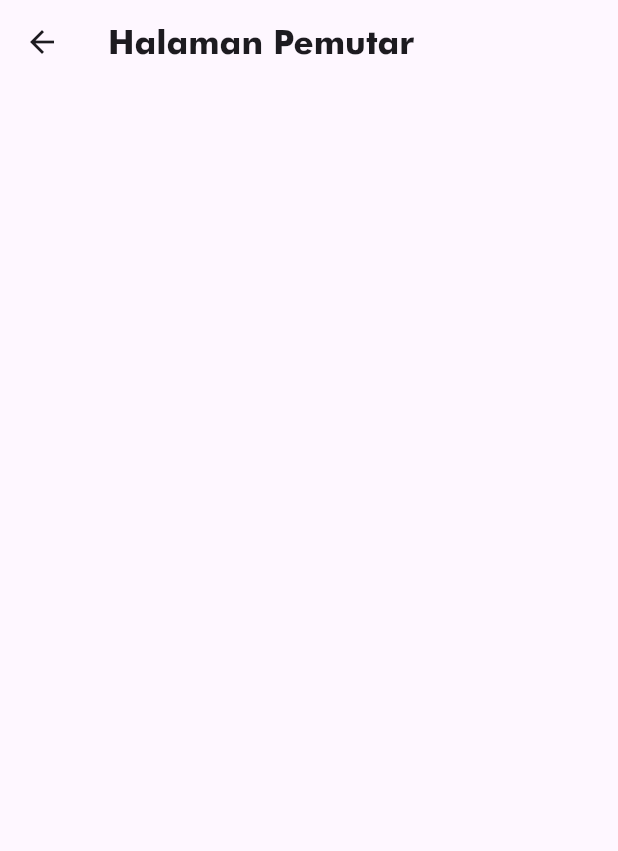
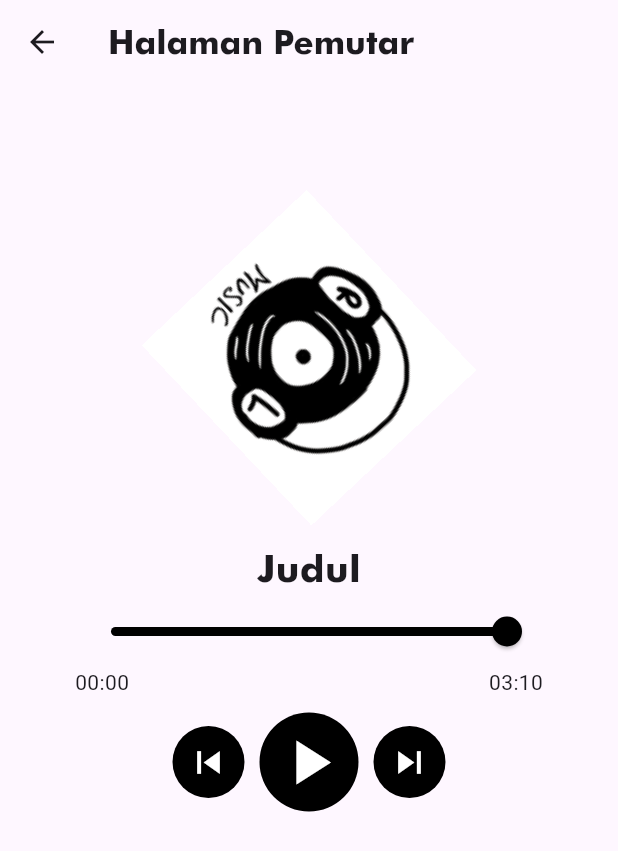
Before and after one commit to Arilsaputra854/rol_music, a Flutter app: the playerPage screen opened directly, on a phone screen of 412 x 824 dp. Shown: the top 851 px of the screen. Run offline on Flutter 3.47's test engine with Material 3 defaults, Android fonts, the phone set to English and light mode, and no system bars.

Commit message:
menambahkan animasi, next, previous, play button dan slider pada  player_page

```diff
--- a/lib/main.dart
+++ b/lib/main.dart
@@ -1,7 +1,8 @@
 import 'package:flutter/material.dart';
 import 'package:rol_music/home_page.dart';
+import 'package:rol_music/player_page.dart';
 import 'package:rol_music/splash_screen.dart';
 
 void main() {
-  runApp(MaterialApp(home: splashScreen()));
+  runApp(MaterialApp(home: playerPage()));
 }
--- a/lib/player_page.dart
+++ b/lib/player_page.dart
@@ -1,5 +1,4 @@
 import "package:flutter/material.dart";
-
 
 class playerPage extends StatefulWidget {
   const playerPage({super.key});
@@ -8,11 +7,94 @@ class playerPage extends StatefulWidget {
   State<playerPage> createState() => _playerPageState();
 }
 
-class _playerPageState extends State<playerPage> {
+class _playerPageState extends State<playerPage>
+    with SingleTickerProviderStateMixin {
   @override
   Widget build(BuildContext context) {
+    final AnimationController _controller =
+        AnimationController(vsync: this, duration: Duration(seconds: 5))
+          ..repeat();
+
     return Scaffold(
-      appBar: AppBar(title: Text("Halaman Pemutar", style: TextStyle(fontFamily: "Futura"),),),
-    );
+        appBar: AppBar(
+          title: Text(
+            "Halaman Pemutar",
+            style: TextStyle(fontFamily: "Futura"),
+          ),
+        ),
+        body: Container(
+          child:
+              Column(crossAxisAlignment: CrossAxisAlignment.center, children: [
+            Container(
+                margin: EdgeInsets.only(top: 100, bottom: 20),
+                child: Center(
+                    child: AnimatedBuilder(
+                        animation: _controller,
+                        builder: (controller, child) {
+                          return Transform.rotate(
+                            angle: _controller.value * 2 * 3.14,
+                            child: child,
+                          );
+                        },
+                        child: Image.asset("assets/img/Logo.png")))),
+            SizedBox(
+              height: 20,
+            ),
+            Text(
+              "Judul",
+              style: TextStyle(fontSize: 25, fontFamily: "Futura"),
+            ),
+            Container(
+                padding: EdgeInsets.only(left: 50, right: 50),
+                child: Slider(
+                    activeColor: Colors.black,
+                    value: 1,
+                    onChanged: (value) {})),
+            Container(
+                padding: EdgeInsets.only(left: 50, right: 50),
+                child: Row(
+                  mainAxisAlignment: MainAxisAlignment.spaceBetween,
+                  children: [Text("00:00"), Text("03:10")],
+                )),
+            SizedBox(height: 10),
+            Row(
+              mainAxisAlignment: MainAxisAlignment.center,
+              children: [
+                Ink(
+                    decoration: ShapeDecoration(
+                        shape: CircleBorder(), color: Colors.black),
+                    child: IconButton(
+                        iconSize: 30,
+                        onPressed: () {},
+                        icon: Icon(
+                          Icons.skip_previous,
+                          color: Colors.white,
+                        ))),
+                SizedBox(width: 10),
+                Ink(
+                    decoration: ShapeDecoration(
+                        shape: CircleBorder(), color: Colors.black),
+                    child: IconButton(
+                        iconSize: 50,
+                        onPressed: () {},
+                        icon: Icon(
+                          Icons.play_arrow,
+                          color: Colors.white,
+                        ))),
+                SizedBox(width: 10),
+                Ink(
+                    decoration: ShapeDecoration(
+                        shape: CircleBorder(), color: Colors.black),
+                    child: IconButton(
+                        iconSize: 30,
+                        onPressed: () {},
+                        icon: Icon(
+                          Icons.skip_next,
+                          color: Colors.white,
+                        )))
+              ],
+            )
+          ]),
+        ));
   }
 }
```
Also changed, not shown: lib/home_page.dart (+47 -7 lines).
